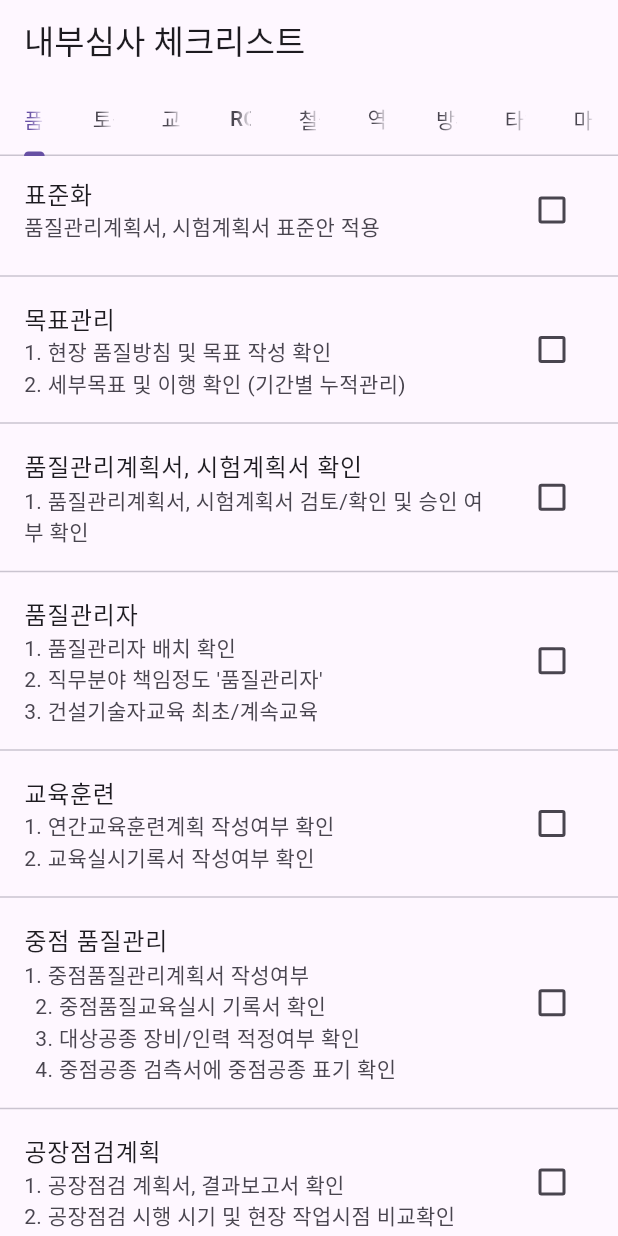
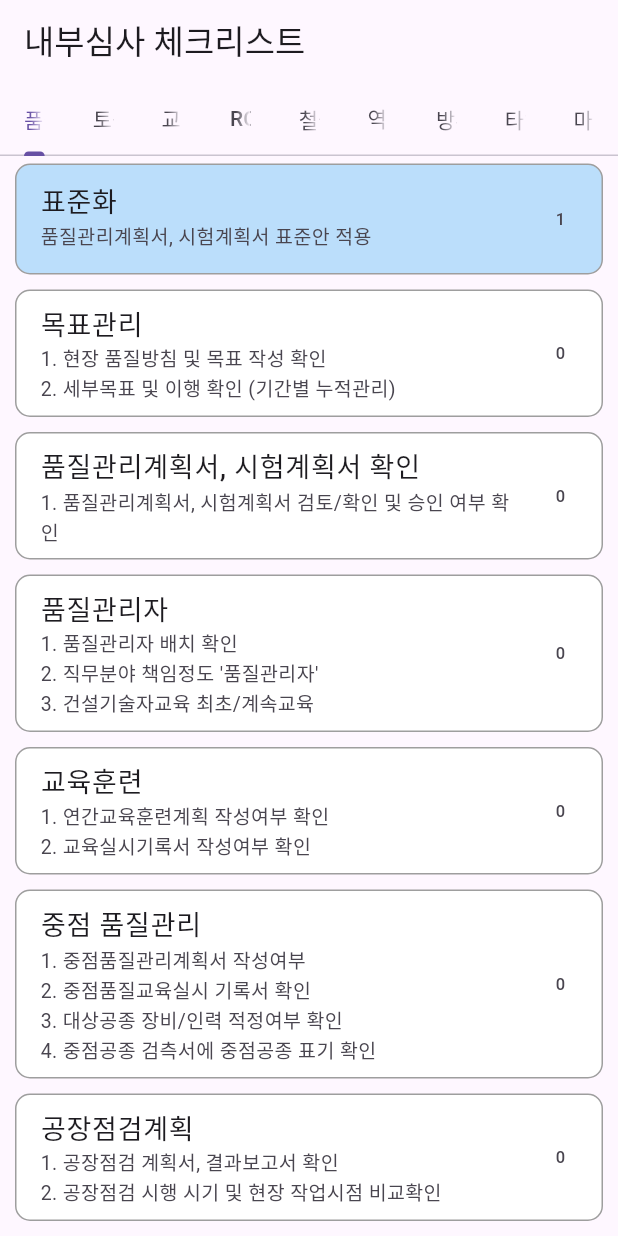
Before and after one commit to lips85/check_list_qality, a Flutter app: the screen it shows after launch, after a tap on "표준화", on a phone screen of 412 x 824 dp. Run offline on Flutter 3.47's test engine with Material 3 defaults, Android fonts, the phone set to English and light mode, and no system bars; our stand-ins replace flutter_riverpod.

Commit message:
1차 완료

```diff
--- a/lib/feature/const/questions/questions.dart
+++ b/lib/feature/const/questions/questions.dart
@@ -57,9 +57,9 @@ List<String> itemsSystemsC = [
   """1. 연간교육훈련계획 작성여부 확인
 2. 교육실시기록서 작성여부 확인""",
   """1. 중점품질관리계획서 작성여부
-  2. 중점품질교육실시 기록서 확인
-  3. 대상공종 장비/인력 적정여부 확인
-  4. 중점공종 검측서에 중점공종 표기 확인""",
+2. 중점품질교육실시 기록서 확인
+3. 대상공종 장비/인력 적정여부 확인
+4. 중점공종 검측서에 중점공종 표기 확인""",
   """1. 공장점검 계획서, 결과보고서 확인
 2. 공장점검 시행 시기 및 현장 작업시점 비교확인""",
   """1. 품질시험계획서 작성여부
@@ -68,7 +68,7 @@ List<String> itemsSystemsC = [
   2.1 물량대비 시험횟수 적정여부 확인""",
   """1. 품질시험 성과 총괄표 등 서류 작성 상태 확인
 2. 외부의뢰 시험 서류 구비 확인 (협약업체 이용여부 확인)""",
-  """1. 콘크리트 관련 문서 확인 (구조물별 타설 대장, 거푸집/동바리 해체 등)
+  """1. 콘크리트 관련 문서(구조물별 타설 대장, 거푸집/동바리 해체 등)
 2. lencis에 콘크리트 관련 입력여부 대조 확인""",
   "1. 구조물별 타설대장, 거푸집/동바리 해체강도, 한중관리일지 확인",
   """1. 균열 / 재료분리관리계획서 제출 및 승인 확인
--- /dev/null
+++ b/lib/feature/models/tile_model.dart
@@ -0,0 +1,7 @@
+class TileModel {
+  bool isSelected;
+  bool isNA;
+  int counter;
+
+  TileModel({this.isSelected = false, this.isNA = false, this.counter = 0});
+}
--- /dev/null
+++ b/lib/feature/view_models/tile_view_model.dart
@@ -0,0 +1,60 @@
+import 'package:check_list_qality/feature/const/questions/questions.dart';
+import 'package:check_list_qality/feature/models/tile_model.dart';
+import 'package:flutter_riverpod/flutter_riverpod.dart';
+
+class TileViewModel extends StateNotifier<List<TileModel>> {
+  TileViewModel(List<List<List<String>>> itemsAll)
+      : super(List.generate(itemsAll[0][0].length, (_) => TileModel()));
+
+  void toggleSelected(int index) {
+    state = [
+      for (int i = 0; i < state.length; i++)
+        if (i == index && !state[i].isNA)
+          TileModel(
+            isSelected: !state[i].isSelected,
+            isNA: state[i].isNA,
+            counter: state[i].isSelected ? state[i].counter : state[i].counter,
+          )
+        else
+          state[i]
+    ];
+  }
+
+  void incrementCounter(int index) {
+    state = [
+      for (int i = 0; i < state.length; i++)
+        if (i == index && !state[i].isNA)
+          TileModel(
+            isSelected: state[i].isSelected,
+            isNA: state[i].isNA,
+            counter: (state[i].counter + 1) % 4,
+          )
+        else
+          state[i]
+    ];
+  }
+
+  void markAsNA(int index) {
+    state = [
+      for (int i = 0; i < state.length; i++)
+        if (i == index)
+          TileModel(
+            isSelected: false,
+            isNA: !state[i].isNA,
+            counter: 0,
+          )
+        else
+          state[i]
+    ];
+  }
+}
+
+final tileViewModelProvider =
+    StateNotifierProvider<TileViewModel, List<TileModel>>((ref) {
+  final itemsAll = ref.read(itemsAllProvider);
+  return TileViewModel(itemsAll);
+});
+
+final itemsAllProvider = Provider<List<List<List<String>>>>((ref) {
+  return itemsAll;
+});
--- a/lib/feature/views/home_screen.dart
+++ b/lib/feature/views/home_screen.dart
@@ -1,32 +1,42 @@
 import 'package:check_list_qality/feature/const/questions/questions.dart';
-import 'package:flutter/cupertino.dart';
+import 'package:check_list_qality/feature/view_models/tile_view_model.dart';
+
 import 'package:flutter/material.dart';
 import 'package:flutter_riverpod/flutter_riverpod.dart';
 
-class HomeScreen extends ConsumerWidget {
+class HomeScreen extends ConsumerStatefulWidget {
   HomeScreen({super.key});
 
-  final title = titleItems;
+  final titles = titleItems;
   final List<List<List<String>>> items = itemsAll;
 
   @override
-  Widget build(BuildContext context, WidgetRef ref) {
-    // final screenSize = MediaQuery.of(context).size;
+  ConsumerState<ConsumerStatefulWidget> createState() => _HomeScreenState();
+}
 
+class _HomeScreenState extends ConsumerState<HomeScreen> {
+  @override
+  Widget build(BuildContext context) {
     return DefaultTabController(
-      length: title.length,
+      length: widget.titles.length,
       child: Scaffold(
         appBar: AppBar(
           title: const Text('내부심사 체크리스트'),
           bottom: TabBar(
             tabs: [
-              for (var title in title) Tab(text: title),
+              for (var title in widget.titles)
+                Tab(
+                  text: title,
+                ),
             ],
           ),
         ),
         body: TabBarView(
           children: [
-            for (var item in items) CheckListWidget(items: item),
+            for (var item in widget.items)
+              CheckListWidget(
+                items: item,
+              ),
           ],
         ),
       ),
@@ -34,7 +44,7 @@ class HomeScreen extends ConsumerWidget {
   }
 }
 
-class CheckListWidget extends StatelessWidget {
+class CheckListWidget extends ConsumerWidget {
   const CheckListWidget({
     super.key,
     required this.items,
@@ -43,24 +53,82 @@ class CheckListWidget extends StatelessWidget {
   final List<List<String>> items;
 
   @override
-  Widget build(BuildContext context) {
+  Widget build(BuildContext context, WidgetRef ref) {
+    final tiles = ref.watch(tileViewModelProvider);
+    final viewModel = ref.read(tileViewModelProvider.notifier);
+
     final List<String> frontItems = items[0];
     final List<String> backItems = items[1];
-    final List<bool> isChecked = List<bool>.filled(items[0].length, false);
 
-    void clickCheck() {}
+    // 아이템 수를 확인하여 tiles 길이와 일치하도록 함
+    final itemCount =
+        frontItems.length < tiles.length ? frontItems.length : tiles.length;
+
     return Column(
       children: [
         Expanded(
-          child: ListView.separated(
-            itemCount: frontItems.length,
-            separatorBuilder: (context, index) => const Divider(),
-            itemBuilder: (context, followingIndex) {
-              return CheckboxListTile(
-                value: isChecked[followingIndex],
-                onChanged: (context) => clickCheck,
-                title: Text(frontItems[followingIndex]),
-                subtitle: Text(backItems[followingIndex]),
+          child: ListView.builder(
+            itemCount: itemCount,
+            itemBuilder: (context, index) {
+              final tile = tiles[index];
+
+              return Padding(
+                padding:
+                    const EdgeInsets.symmetric(horizontal: 10, vertical: 5),
+                child: GestureDetector(
+                  onTap: () {
+                    if (!tile.isNA) {
+                      viewModel.toggleSelected(index);
+                      viewModel.incrementCounter(index);
+                    }
+                  },
+                  onHorizontalDragEnd: (details) {
+                    viewModel.markAsNA(index);
+                  },
+                  child: Stack(
+                    children: [
+                      ListTile(
+                        shape: const RoundedRectangleBorder(
+                          borderRadius: BorderRadius.all(Radius.circular(10)),
+                          side: BorderSide(color: Colors.grey),
+                        ),
+                        tileColor: tile.counter > 0
+                            ? Colors.blue[100 * tile.counter]
+                            : Colors.white,
+                        title: Text(
+                          frontItems[index],
+                          style: const TextStyle(
+                            fontSize: 18,
+                            fontWeight: FontWeight.w500,
+                          ),
+                        ),
+                        subtitle: Text(
+                          backItems[index],
+                          style: const TextStyle(
+                            fontSize: 13,
+                          ),
+                        ),
+                        trailing: Text(tile.counter.toString()),
+                      ),
+                      if (tile.isNA)
+                        Positioned.fill(
+                          child: Container(
+                            color: Colors.black.withOpacity(0.5),
+                            child: const Center(
+                              child: Text(
+                                "N/A 처리",
+                                style: TextStyle(
+                                  color: Colors.white,
+                                  fontSize: 24,
+                                  fontWeight: FontWeight.bold,
+                                ),
+                              ),
+                            ),
+                          ),
+                        ),
+                    ],
+                  ),
+                ),
               );
             },
           ),
--- a/lib/main.dart
+++ b/lib/main.dart
@@ -1,8 +1,13 @@
 import 'package:check_list_qality/feature/views/home_screen.dart';
 import 'package:flutter/material.dart';
+import 'package:flutter_riverpod/flutter_riverpod.dart';
 
 void main() {
-  runApp(const MyApp());
+  runApp(
+    const ProviderScope(
+      child: MyApp(),
+    ),
+  );
 }
 
 class MyApp extends StatelessWidget {
@@ -15,6 +20,10 @@ class MyApp extends StatelessWidget {
       title: 'Flutter Demo',
       theme: ThemeData(
         useMaterial3: true,
+        textTheme: const TextTheme(
+          bodyLarge: TextStyle(color: Colors.black),
+          bodyMedium: TextStyle(color: Colors.black),
+        ),
       ),
       home: HomeScreen(),
     );
```
Also changed, not shown: 9 other files.
